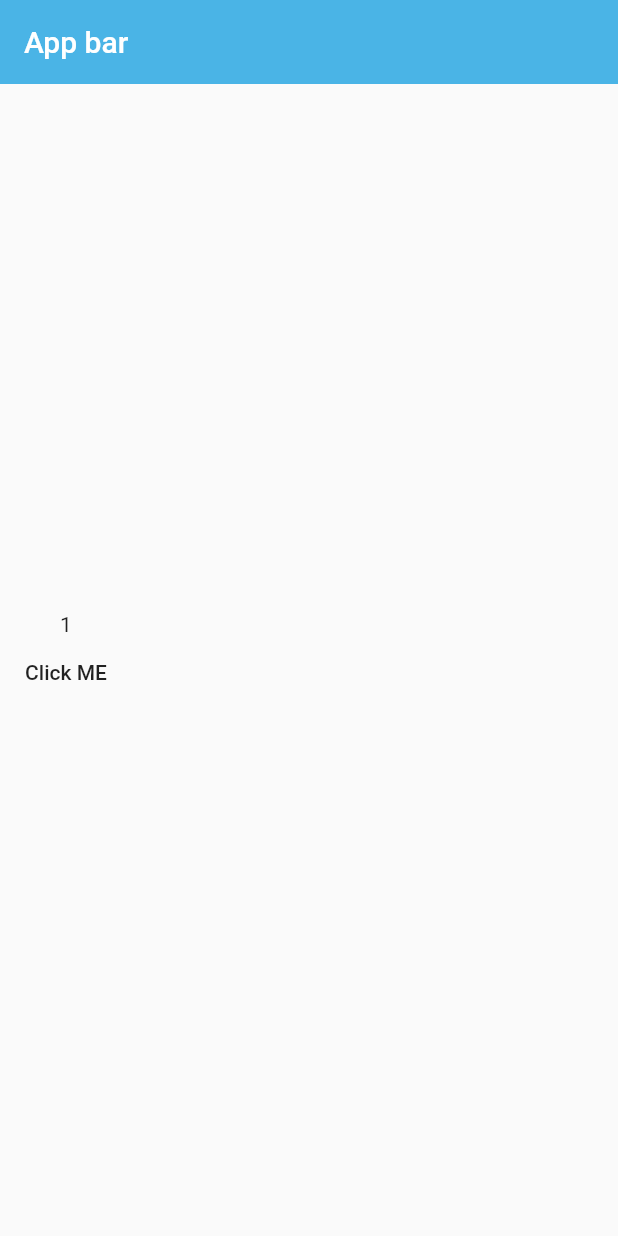
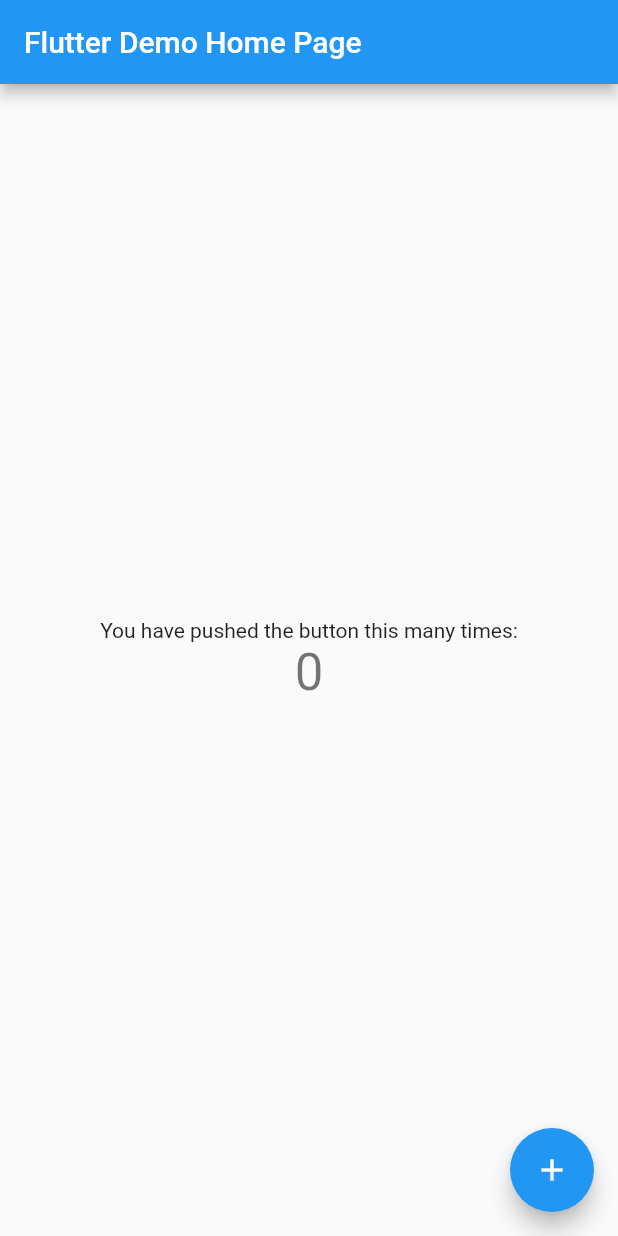
Before and after one commit to chitrank2050/Flutter-Session, a Flutter app: the screen it shows after launch, on a phone screen of 412 x 824 dp. Run offline on Flutter 3.47's test engine with Material 2 defaults, Android fonts, the phone set to English and light mode, and no system bars.

Commit message:
First Commit

```diff
--- a/lib/main.dart
+++ b/lib/main.dart
@@ -4,57 +4,114 @@ void main() {
   runApp(MyApp());
 }
 
-class MyApp extends StatefulWidget {
+class MyApp extends StatelessWidget {
+  // This widget is the root of your application.
   @override
-  _MyAppState createState() => _MyAppState();
+  Widget build(BuildContext context) {
+    return MaterialApp(
+      title: 'Flutter Demo',
+      theme: ThemeData(
+        // This is the theme of your application.
+        //
+        // Try running your application with "flutter run". You'll see the
+        // application has a blue toolbar. Then, without quitting the app, try
+        // changing the primarySwatch below to Colors.green and then invoke
+        // "hot reload" (press "r" in the console where you ran "flutter run",
+        // or simply save your changes to "hot reload" in a Flutter IDE).
+        // Notice that the counter didn't reset back to zero; the application
+        // is not restarted.
+        primarySwatch: Colors.blue,
+        // This makes the visual density adapt to the platform that you run
+        // the app on. For desktop platforms, the controls will be smaller and
+        // closer together (more dense) than on mobile platforms.
+        visualDensity: VisualDensity.adaptivePlatformDensity,
+      ),
+      home: MyHomePage(title: 'Flutter Demo Home Page'),
+    );
+  }
 }
 
-class _MyAppState extends State<MyApp> {
-  int status = 1;
+class MyHomePage extends StatefulWidget {
+  MyHomePage({Key key, this.title}) : super(key: key);
+
+  // This widget is the home page of your application. It is stateful, meaning
+  // that it has a State object (defined below) that contains fields that affect
+  // how it looks.
+
+  // This class is the configuration for the state. It holds the values (in this
+  // case the title) provided by the parent (in this case the App widget) and
+  // used by the build method of the State. Fields in a Widget subclass are
+  // always marked "final".
+
+  final String title;
+
+  @override
+  _MyHomePageState createState() => _MyHomePageState();
+}
+
+class _MyHomePageState extends State<MyHomePage> {
+  int _counter = 0;
+
+  void _incrementCounter() {
+    setState(() {
+      // This call to setState tells the Flutter framework that something has
+      // changed in this State, which causes it to rerun the build method below
+      // so that the display can reflect the updated values. If we changed
+      // _counter without calling setState(), then the build method would not be
+      // called again, and so nothing would appear to happen.
+      _counter++;
+    });
+  }
 
   @override
   Widget build(BuildContext context) {
-    return MaterialApp(
-      debugShowCheckedModeBanner: false,
-      title: 'Flutter Demo',
-      theme: ThemeData(
-        primaryColor: Colors.red,
-        visualDensity: VisualDensity.adaptivePlatformDensity,
+    // This method is rerun every time setState is called, for instance as done
+    // by the _incrementCounter method above.
+    //
+    // The Flutter framework has been optimized to make rerunning build methods
+    // fast, so that you can just rebuild anything that needs updating rather
+    // than having to individually change instances of widgets.
+    return Scaffold(
+      appBar: AppBar(
+        // Here we take the value from the MyHomePage object that was created by
+        // the App.build method, and use it to set our appbar title.
+        title: Text(widget.title),
       ),
-      home: Scaffold(
-        appBar: AppBar(
-          backgroundColor: Color(0xFF4AB4E6),
-          title: Text('App bar'),
-          elevation: 0,
-        ),
-        body: Column(
-          crossAxisAlignment: CrossAxisAlignment.center,
+      body: Center(
+        // Center is a layout widget. It takes a single child and positions it
+        // in the middle of the parent.
+        child: Column(
+          // Column is also a layout widget. It takes a list of children and
+          // arranges them vertically. By default, it sizes itself to fit its
+          // children horizontally, and tries to be as tall as its parent.
+          //
+          // Invoke "debug painting" (press "p" in the console, choose the
+          // "Toggle Debug Paint" action from the Flutter Inspector in Android
+          // Studio, or the "Toggle Debug Paint" command in Visual Studio Code)
+          // to see the wireframe for each widget.
+          //
+          // Column has various properties to control how it sizes itself and
+          // how it positions its children. Here we use mainAxisAlignment to
+          // center the children vertically; the main axis here is the vertical
+          // axis because Columns are vertical (the cross axis would be
+          // horizontal).
           mainAxisAlignment: MainAxisAlignment.center,
-          children: [
-            Child(status.toString()),
-            FlatButton(
-              child: Text('Click ME'),
-              onPressed: () {
-                setState(() => status++);
-                print(status);
-              },
+          children: <Widget>[
+            Text(
+              'You have pushed the button this many times:',
+            ),
+            Text(
+              '$_counter',
+              style: Theme.of(context).textTheme.headline4,
             ),
           ],
         ),
       ),
+      floatingActionButton: FloatingActionButton(
+        onPressed: _incrementCounter,
+        tooltip: 'Increment',
+        child: Icon(Icons.add),
+      ), // This trailing comma makes auto-formatting nicer for build methods.
     );
   }
 }
-
-class Child extends StatelessWidget {
-  final String status;
-
-  const Child(this.status);
-
-  @override
-  Widget build(BuildContext context) {
-    return Container(
-      child: Text(status),
-    );
-  }
-}
```
